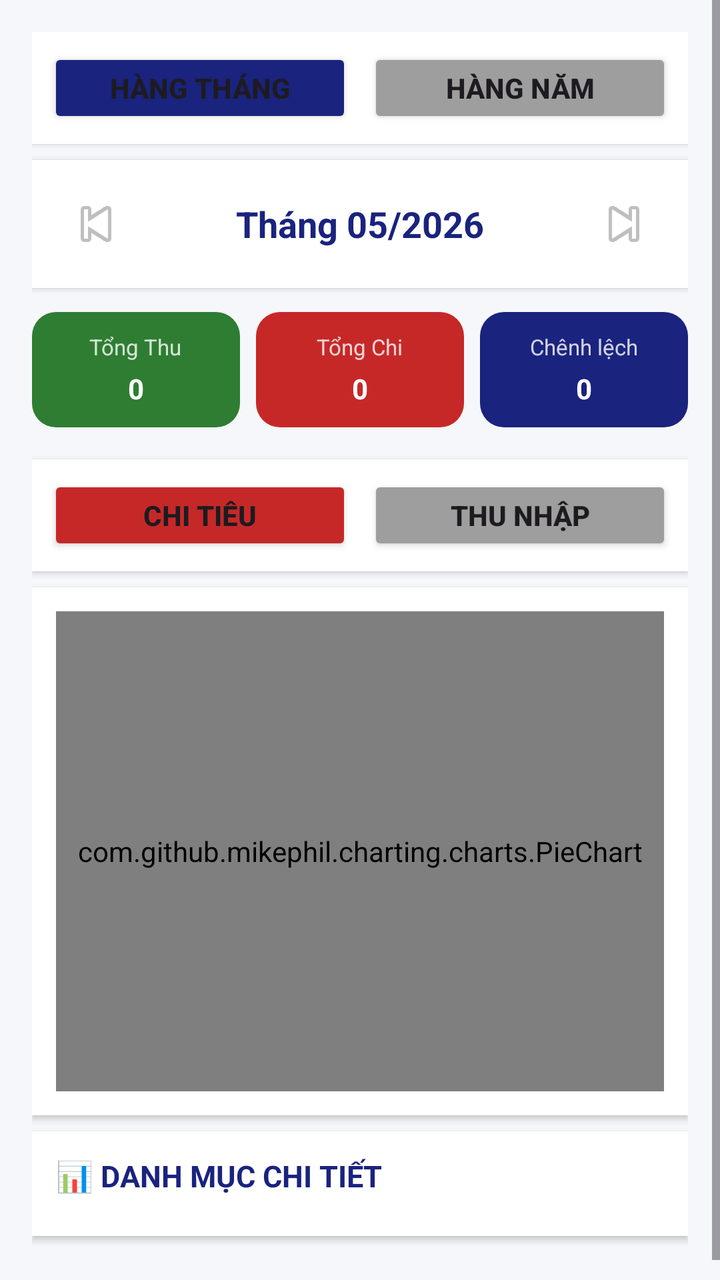
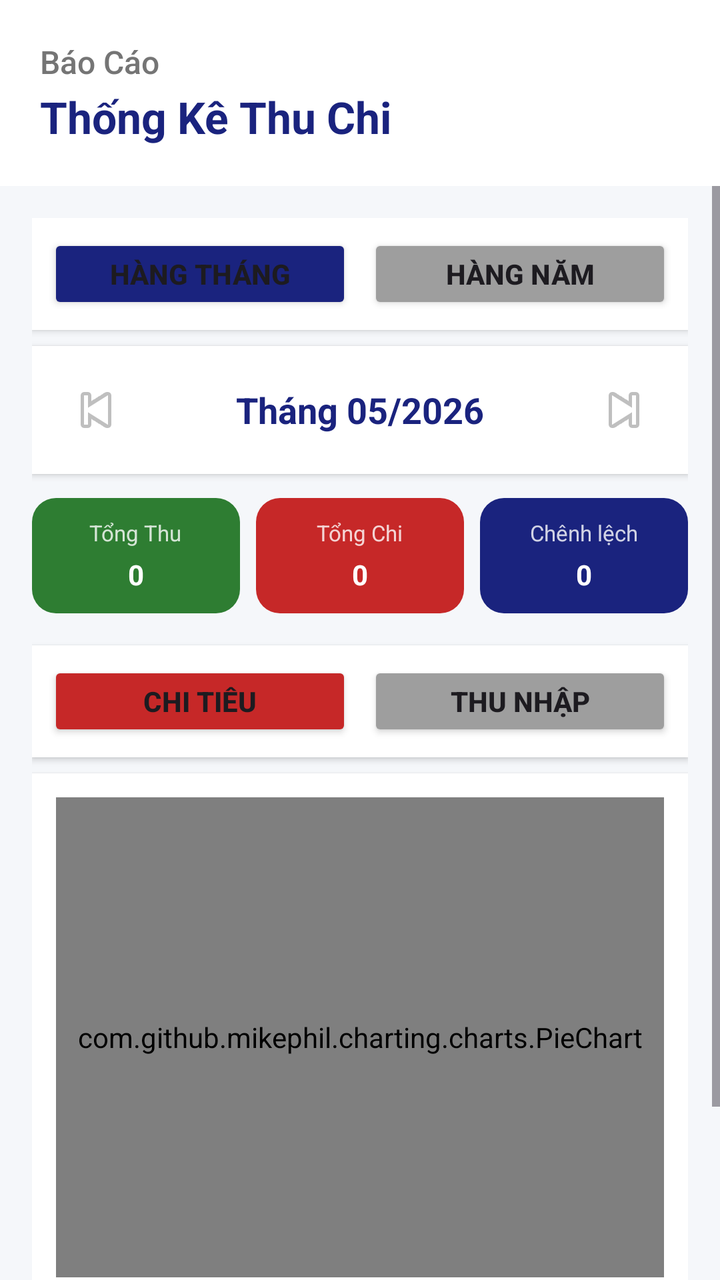

An Android layout rendered at two revisions. The XML below is the earlier revision; the diff shows what the commit changed to produce the second picture.
<!-- AndroidManifest.xml: application theme Theme.QuanLyChiTieu -->
<!-- res/layout/fragment_report.xml -->
<?xml version="1.0" encoding="utf-8"?>
<LinearLayout xmlns:android="http://schemas.android.com/apk/res/android"
    android:layout_width="match_parent"
    android:layout_height="match_parent"
    android:background="#F5F7FA"
    android:orientation="vertical">

    <ScrollView
        android:layout_width="match_parent"
        android:layout_height="wrap_content">

        <LinearLayout
            android:layout_width="match_parent"
            android:layout_height="wrap_content"
            android:orientation="vertical"
            android:padding="16dp">

            <LinearLayout
                android:layout_width="match_parent"
                android:layout_height="wrap_content"
                android:background="@android:color/white"
                android:gravity="center"
                android:orientation="horizontal"
                android:padding="8dp"
                android:layout_marginBottom="8dp"
                android:elevation="2dp">

                <Button
                    android:id="@+id/btnMonthlyTab"
                    android:layout_width="0dp"
                    android:layout_height="40dp"
                    android:layout_weight="1"
                    android:layout_marginEnd="4dp"
                    android:backgroundTint="#1A237E"
                    android:text="Hàng tháng"
                    android:textSize="14sp"
                    android:textStyle="bold" />

                <Button
                    android:id="@+id/btnYearlyTab"
                    android:layout_width="0dp"
                    android:layout_height="40dp"
                    android:layout_weight="1"
                    android:layout_marginStart="4dp"
                    android:backgroundTint="#9E9E9E"
                    android:text="Hàng năm"
                    android:textSize="14sp"
                    android:textStyle="bold" />

            </LinearLayout>

            <LinearLayout
                android:id="@+id/layoutDateSelector"
                android:layout_width="match_parent"
                android:layout_height="wrap_content"
                android:background="@android:color/white"
                android:gravity="center"
                android:orientation="horizontal"
                android:padding="12dp"
                android:layout_marginBottom="12dp"
                android:elevation="2dp">

                <ImageButton
                    android:id="@+id/btnPrevPeriod"
                    android:layout_width="40dp"
                    android:layout_height="40dp"
                    android:background="?attr/selectableItemBackgroundBorderless"
                    android:contentDescription="Kỳ trước"
                    android:scaleType="center"
                    android:src="@android:drawable/ic_media_previous" />

                <TextView
                    android:id="@+id/tvPeriodDisplay"
                    android:layout_width="0dp"
                    android:layout_height="wrap_content"
                    android:layout_weight="1"
                    android:clickable="true"
                    android:focusable="true"
                    android:gravity="center"
                    android:text="Tháng 05/2026"
                    android:textColor="#1A237E"
                    android:textSize="18sp"
                    android:textStyle="bold" />

                <ImageButton
                    android:id="@+id/btnNextPeriod"
                    android:layout_width="40dp"
                    android:layout_height="40dp"
                    android:background="?attr/selectableItemBackgroundBorderless"
                    android:contentDescription="Kỳ sau"
                    android:scaleType="center"
                    android:src="@android:drawable/ic_media_next" />

            </LinearLayout>

            <LinearLayout
                android:layout_width="match_parent"
                android:layout_height="wrap_content"
                android:orientation="horizontal"
                android:weightSum="3"
                android:layout_marginBottom="16dp">

                <LinearLayout
                    android:id="@+id/cardSummaryIncome"
                    android:layout_width="0dp"
                    android:layout_height="match_parent"
                    android:layout_weight="1"
                    android:layout_marginEnd="4dp"
                    android:background="@drawable/card_summary_income"
                    android:gravity="center"
                    android:orientation="vertical"
                    android:padding="10dp">

                    <TextView
                        android:layout_width="wrap_content"
                        android:layout_height="wrap_content"
                        android:alpha="0.8"
                        android:text="Tổng Thu"
                        android:textColor="#FFFFFF"
                        android:textSize="11sp" />

                    <TextView
                        android:id="@+id/tvTotalIncome"
                        android:layout_width="wrap_content"
                        android:layout_height="wrap_content"
                        android:layout_marginTop="4dp"
                        android:maxLines="1"
                        android:text="0"
                        android:textColor="@android:color/white"
                        android:textSize="14sp"
                        android:textStyle="bold" />
                </LinearLayout>

                <LinearLayout
                    android:id="@+id/cardSummaryExpense"
                    android:layout_width="0dp"
                    android:layout_height="match_parent"
                    android:layout_weight="1"
                    android:layout_marginHorizontal="4dp"
                    android:background="@drawable/card_summary_expense"
                    android:gravity="center"
                    android:orientation="vertical"
                    android:padding="10dp">

                    <TextView
                        android:layout_width="wrap_content"
                        android:layout_height="wrap_content"
                        android:alpha="0.8"
                        android:text="Tổng Chi"
                        android:textColor="#FFFFFF"
                        android:textSize="11sp" />

                    <TextView
                        android:id="@+id/tvTotalExpense"
                        android:layout_width="wrap_content"
                        android:layout_height="wrap_content"
                        android:layout_marginTop="4dp"
                        android:maxLines="1"
                        android:text="0"
                        android:textColor="@android:color/white"
                        android:textSize="14sp"
                        android:textStyle="bold" />
                </LinearLayout>

                <LinearLayout
                    android:id="@+id/cardSummaryBalance"
                    android:layout_width="0dp"
                    android:layout_height="match_parent"
                    android:layout_weight="1"
                    android:layout_marginStart="4dp"
                    android:background="@drawable/card_summary_balance"
                    android:gravity="center"
                    android:orientation="vertical"
                    android:padding="10dp">

                    <TextView
                        android:layout_width="wrap_content"
                        android:layout_height="wrap_content"
                        android:alpha="0.8"
                        android:text="Chênh lệch"
                        android:textColor="#FFFFFF"
                        android:textSize="11sp" />

                    <TextView
                        android:id="@+id/tvNetBalance"
                        android:layout_width="wrap_content"
                        android:layout_height="wrap_content"
                        android:layout_marginTop="4dp"
                        android:maxLines="1"
                        android:text="0"
                        android:textColor="@android:color/white"
                        android:textSize="14sp"
                        android:textStyle="bold" />
                </LinearLayout>

            </LinearLayout>

            <LinearLayout
                android:layout_width="match_parent"
                android:layout_height="wrap_content"
                android:background="@android:color/white"
                android:gravity="center"
                android:orientation="horizontal"
                android:padding="8dp"
                android:layout_marginBottom="8dp"
                android:elevation="2dp">

                <Button
                    android:id="@+id/btnChartExpense"
                    android:layout_width="0dp"
                    android:layout_height="40dp"
                    android:layout_weight="1"
                    android:layout_marginEnd="4dp"
                    android:backgroundTint="#C62828"
                    android:text="Chi tiêu"
                    android:textSize="14sp"
                    android:textStyle="bold" />

                <Button
                    android:id="@+id/btnChartIncome"
                    android:layout_width="0dp"
                    android:layout_height="40dp"
                    android:layout_weight="1"
                    android:layout_marginStart="4dp"
                    android:backgroundTint="#9E9E9E"
                    android:text="Thu nhập"
                    android:textSize="14sp"
                    android:textStyle="bold" />

            </LinearLayout>

            <LinearLayout
                android:layout_width="match_parent"
                android:layout_height="wrap_content"
                android:background="@android:color/white"
                android:orientation="vertical"
                android:padding="12dp"
                android:layout_marginBottom="8dp"
                android:elevation="2dp">

                <com.github.mikephil.charting.charts.PieChart
                    android:id="@+id/pieChartDetail"
                    android:layout_width="match_parent"
                    android:layout_height="240dp" />

            </LinearLayout>

            <LinearLayout
                android:layout_width="match_parent"
                android:layout_height="wrap_content"
                android:background="@android:color/white"
                android:orientation="vertical"
                android:padding="12dp"
                android:layout_marginBottom="16dp"
                android:elevation="2dp">

                <TextView
                    android:layout_width="wrap_content"
                    android:layout_height="wrap_content"
                    android:layout_marginBottom="8dp"
                    android:text="📊 DANH MỤC CHI TIẾT"
                    android:textColor="#1A237E"
                    android:textSize="15sp"
                    android:textStyle="bold" />

                <androidx.recyclerview.widget.RecyclerView
                    android:id="@+id/rvCategoryStats"
                    android:layout_width="match_parent"
                    android:layout_height="wrap_content"
                    android:nestedScrollingEnabled="false" />

            </LinearLayout>

        </LinearLayout>

    </ScrollView>

</LinearLayout>
<!-- resources referenced by this layout -->
<resources>
  <!-- drawable card_summary_balance (drawable) -->
  <?xml version="1.0" encoding="utf-8"?>
  <shape xmlns:android="http://schemas.android.com/apk/res/android"
      android:shape="rectangle">
      <solid android:color="#1A237E" />
      <corners android:radius="12dp" />
  </shape>
  <!-- drawable card_summary_expense (drawable) -->
  <?xml version="1.0" encoding="utf-8"?>
  <shape xmlns:android="http://schemas.android.com/apk/res/android"
      android:shape="rectangle">
      <solid android:color="#C62828" />
      <corners android:radius="12dp" />
  </shape>
  <!-- drawable card_summary_income (drawable) -->
  <?xml version="1.0" encoding="utf-8"?>
  <shape xmlns:android="http://schemas.android.com/apk/res/android"
      android:shape="rectangle">
      <solid android:color="#2E7D32" />
      <corners android:radius="12dp" />
  </shape>
  <style name="Theme.QuanLyChiTieu" parent="Base.Theme.QuanLyChiTieu" />
  <style name="Base.Theme.QuanLyChiTieu" parent="Theme.Material3.DayNight.NoActionBar">
          
          
      </style>
</resources>

<!-- the commit's change to res/layout/fragment_report.xml (unified diff, before → after) -->
@@ -4,6 +4,31 @@
     android:layout_height="match_parent"
     android:background="#F5F7FA"
     android:orientation="vertical">
+
+    <LinearLayout
+        android:layout_width="match_parent"
+        android:layout_height="wrap_content"
+        android:background="@android:color/white"
+        android:orientation="vertical"
+        android:padding="20dp">
+
+        <TextView
+            android:layout_width="wrap_content"
+            android:layout_height="wrap_content"
+            android:fontFamily="sans-serif-medium"
+            android:text="Báo Cáo"
+            android:textColor="#757575"
+            android:textSize="16sp" />
+
+        <TextView
+            android:layout_width="wrap_content"
+            android:layout_height="wrap_content"
+            android:layout_marginTop="2dp"
+            android:text="Thống Kê Thu Chi"
+            android:textColor="#1A237E"
+            android:textSize="22sp"
+            android:textStyle="bold" />
+    </LinearLayout>
 
     <ScrollView
         android:layout_width="match_parent"
